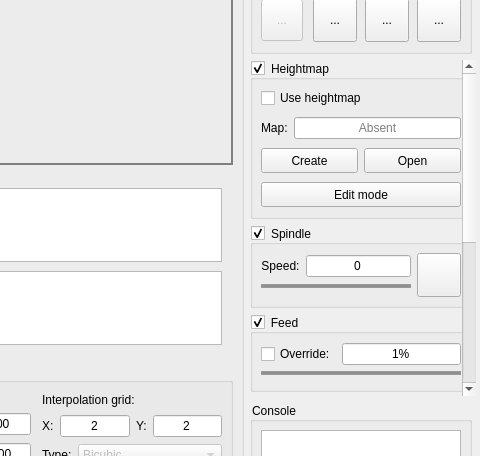
Qt form frmmain.ui (Denvi/Candle) before a commit; both pictures show x 390 to 870 and y 275 to 731 of the 870 by 826 pixel window.
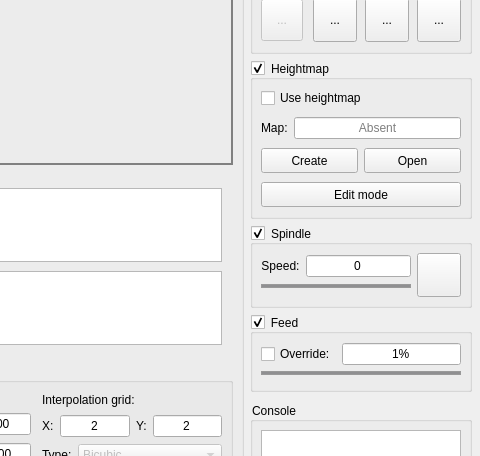
The same form after that commit. Icons and pictures are not drawn. Custom widgets are drawn as their Qt base class.

Diff of the .ui file:
```diff
--- a/frmmain.ui
+++ b/frmmain.ui
@@ -30,7 +30,7 @@
 }
 
 QScrollArea#scrollArea QScrollBar:vertical {
-	background-color: transparent;
+/*	background-color: transparent;*/
 	border: none;
     width: 2px;
 	padding-top: 8px;
@@ -54,24 +54,6 @@
 	padding-bottom: 1px;
 }
 
-/*QGroupBox {
-	border: 1px solid palette(midlight);
-	border-radius: 4;
-	margin-top: 3ex;
-	padding-top: 8;
-}
-
-QGroupBox::title {
-	subcontrol-origin: margin;
-	subcontrol-position: top left;
-	margin-left: 2ex;
-	padding: 0 4;
-}
-
-QGroupBox[collapsible=&quot;true&quot;]::title {
-}
-*/
-
 QGroupBox {
 }
 
@@ -101,49 +83,6 @@
 	image: url(:/images/expand.png);
 }
 
-/*
-QGroupBox[checkable=&quot;true&quot;]::indicator:checked:disabled {	
-	image: url(:/images/collapse_disabled.png);
-}
-
-QGroupBox[checkable=&quot;true&quot;]::indicator:unchecked:disabled {	
-	image: url(:/images/expand_disabled.png);
-}
-
-/*
-QToolButton {
-	border: 1px solid palette(mid);
-	border-radius: 2px;
-	background-color: white;
-}
-
-QToolButton:pressed {
-	background-color: rgb(215, 215, 255);
-}
-
-QToolButton:checked {
-	background-color: rgb(215, 215, 255);
-}
-*/
-/*
-QToolButton { 
-    border: 1px solid #8f8f91;
-    border-radius: 4px;
-    background-color: white;	
-}
-
-QToolButton:hover { 
-	background-color: rgb(234, 234, 234);
-}
-
-QToolButton:pressed {
-	background-color: lightgray;
-}
-
-QToolButton:checked { 
-	background-color: lightgray;
-}*/
-
 QFrame#frameManualControlXY,#frameManualControlZ {
 	border: 1px solid lightgray;
 	border-radius: 4px;
@@ -1661,7 +1600,7 @@
          <enum>QFrame::NoFrame</enum>
         </property>
         <property name="verticalScrollBarPolicy">
-         <enum>Qt::ScrollBarAsNeeded</enum>
+         <enum>Qt::ScrollBarAlwaysOff</enum>
         </property>
         <property name="horizontalScrollBarPolicy">
          <enum>Qt::ScrollBarAlwaysOff</enum>
@@ -1673,7 +1612,7 @@
          <property name="geometry">
           <rect>
            <x>0</x>
-           <y>-123</y>
+           <y>0</y>
            <width>240</width>
            <height>651</height>
           </rect>
```
Left out of the diff: 15 changed lines with no effect on the pictures.
